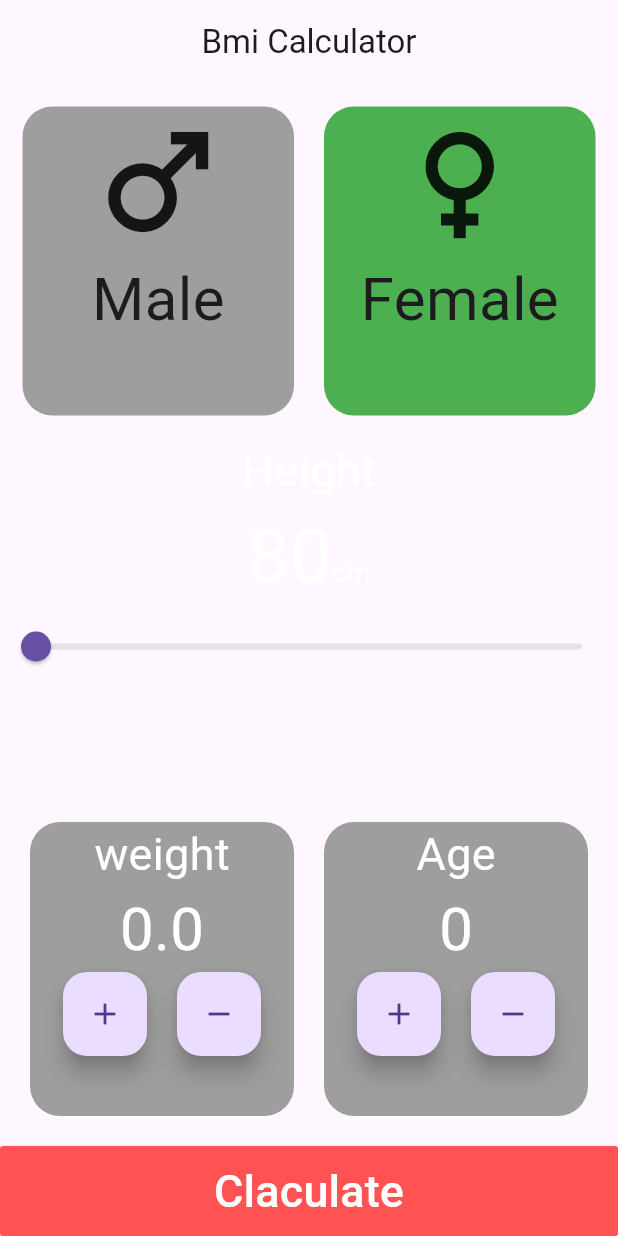
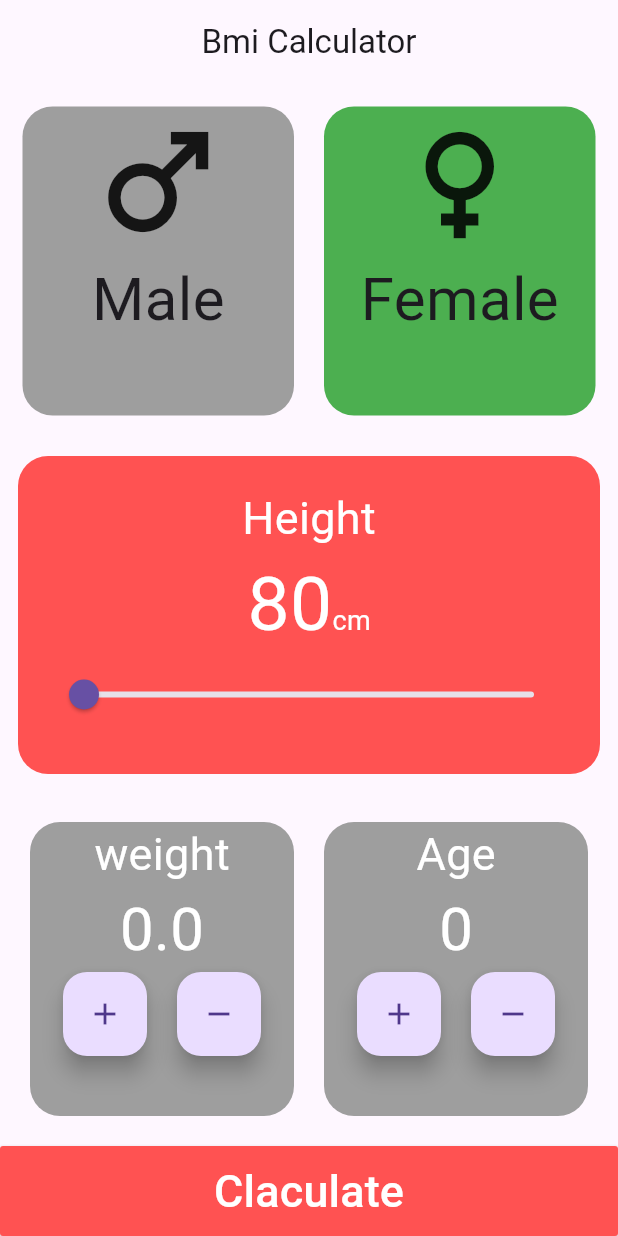
Before and after one commit to MoeAlm/gdsc_course, a Flutter app: the screen it shows after launch, on a phone screen of 412 x 824 dp. Run offline on Flutter 3.47's test engine with Material 3 defaults, Android fonts, the phone set to English and light mode, and no system bars.

Commit message:
Edited in Flutter

```diff
--- a/lib/bmi/bmi_screen.dart
+++ b/lib/bmi/bmi_screen.dart
@@ -91,7 +91,14 @@ class _BmiScreenState extends State<BmiScreen> {
             ),
           )),
           Expanded(
+              child: Padding(
+                padding: const EdgeInsets.all(12.0),
                 child: Container(
+                  padding: EdgeInsets.all(20),
+                            decoration: BoxDecoration(
+                color: Colors.redAccent,
+                borderRadius: BorderRadius.circular(20),
+                            ),
                             child: Column(
                 crossAxisAlignment: CrossAxisAlignment.center,
                 children: [
@@ -125,6 +132,7 @@ class _BmiScreenState extends State<BmiScreen> {
                         });
                       })
                 ],
+                            ),
                           ),
               )),
           Expanded(
```
Lines whose indentation alone changed are shown as unchanged.
